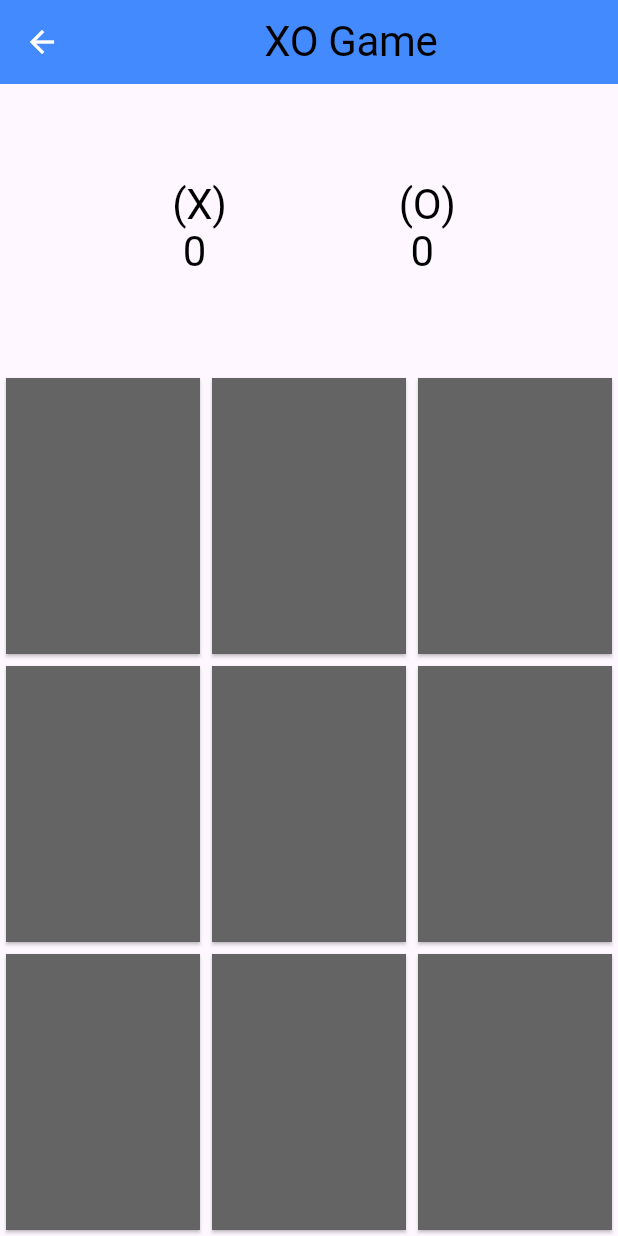
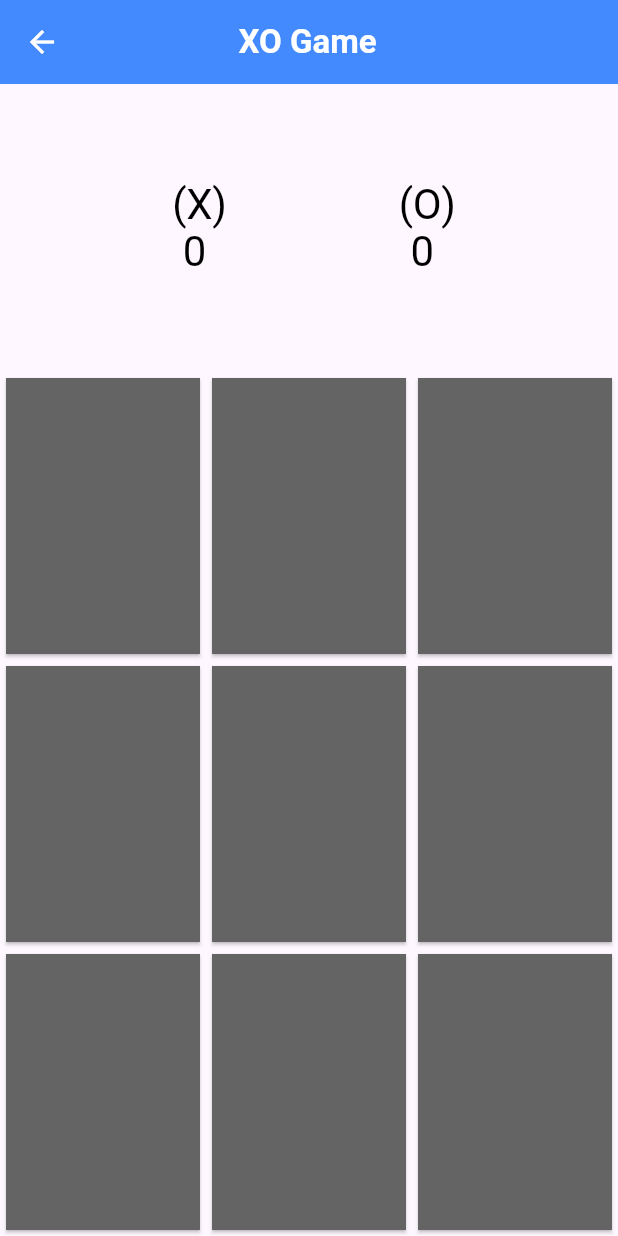
Before and after one commit to YoussefMohamed7557/XO-Game-Flutter, a Flutter app: the screen it shows after launch, after a tap on "Lets Play ..", on a phone screen of 412 x 824 dp. Run offline on Flutter 3.47's test engine with Material 3 defaults, Android fonts, the phone set to English and light mode, and no system bars.

```diff
--- a/lib/GameBoard.dart
+++ b/lib/GameBoard.dart
@@ -1,5 +1,3 @@
-import 'dart:js';
-
 import 'package:flutter/material.dart';
 import 'package:x_o_game_flutter/BoardButton.dart';
 import 'package:x_o_game_flutter/ColorsAsset.dart';
@@ -22,9 +20,7 @@ class _GameBoardState extends State<GameBoard> {
     pageContext = context;
     return Scaffold(
       appBar: AppBar(
-        title: Center(
-          child: Text("XO Game", style: Theme.of(context).textTheme.headline1),
-        ),
+        title:Row(children: [Spacer(flex: 3,),Text("XO Game", style: TextStyle(fontSize: 22,color: Colors.white,fontWeight: FontWeight.w600)),Spacer(flex: 5,)],) ,
         backgroundColor: Colors.blueAccent,
         foregroundColor: Colors.white,
       ),
```
Also changed, not shown: assets/images/login.png (added), assets/images/notifyWinner.png (added), assets/images/startGame.png (added), 1 other file.
